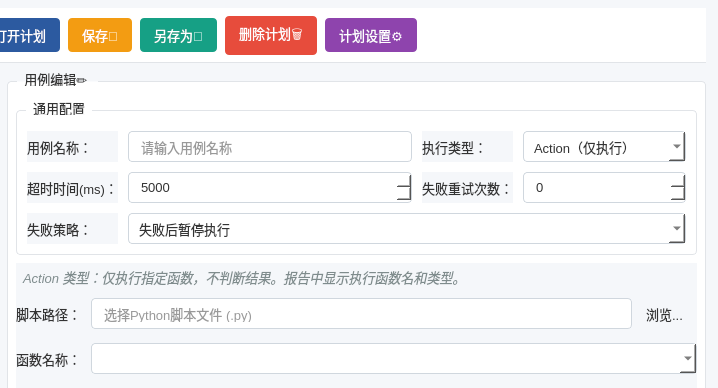
First picture: the form in UI/manage_page.ui, repository wjiahang423-lab/Test_management_sw, before the edit; both pictures show x 682 to 1400 and y 0 to 388 of the 1400 by 850 pixel window.
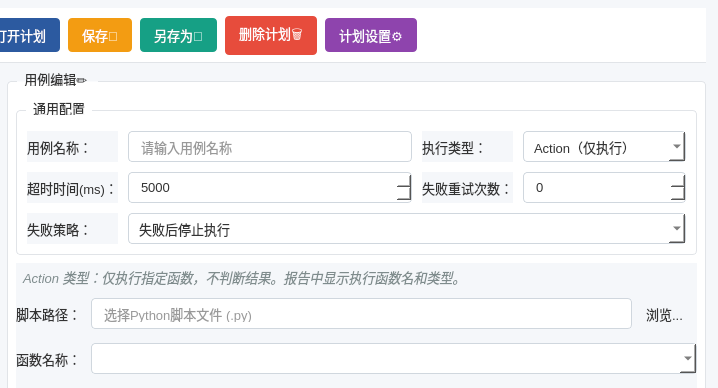
Second picture: the form after the edit.

Diff of the .ui file:
```diff
--- a/UI/manage_page.ui
+++ b/UI/manage_page.ui
@@ -601,7 +601,7 @@
               <widget class="QComboBox" name="comboBox_failPolicy">
                <item>
                 <property name="text">
-                 <string>失败后暂停执行</string>
+                 <string>失败后停止执行</string>
                 </property>
                </item>
                <item>
```
